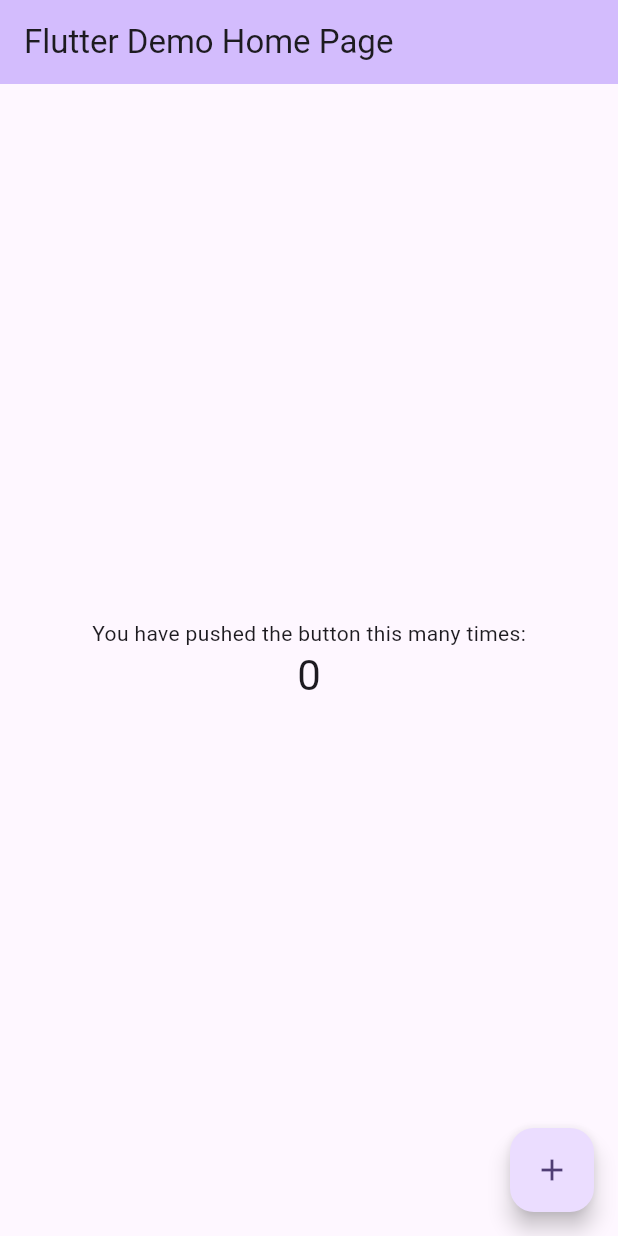
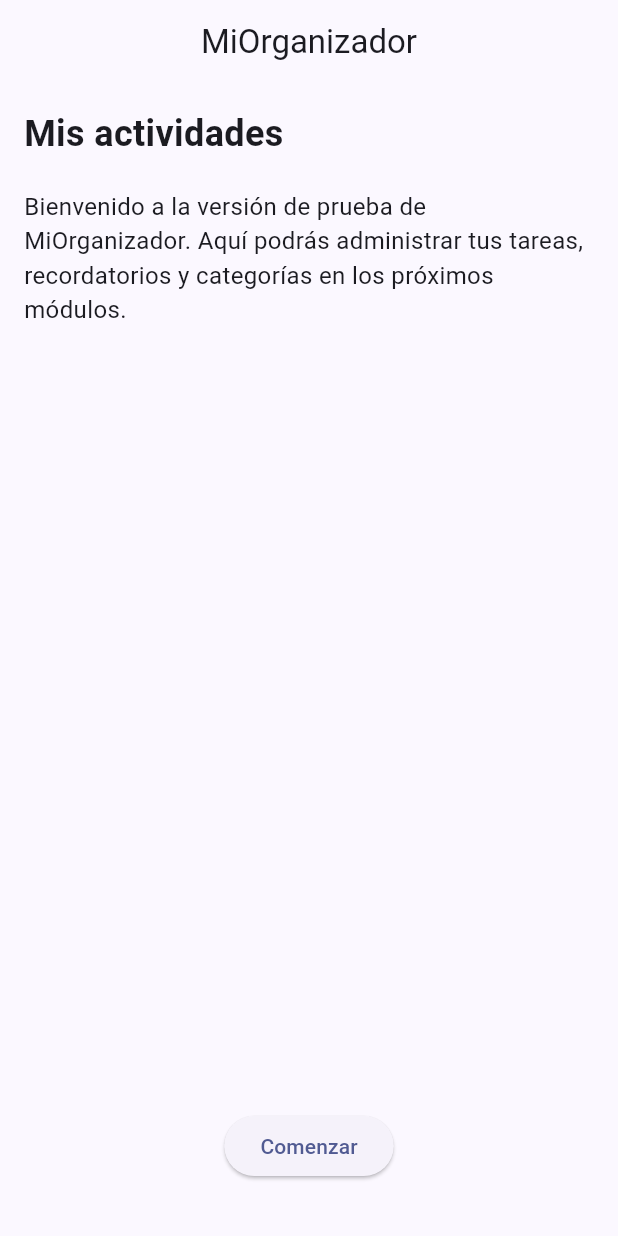
Before and after one commit to Soffgonzzalez/miorganizador-flutter, a Flutter app: the screen it shows after launch, on a phone screen of 412 x 824 dp. Run offline on Flutter 3.47's test engine with Material 3 defaults, Android fonts, the phone set to English and light mode, and no system bars.

Commit message:
refactor: primera arquitectura escalable

```diff
--- /dev/null
+++ b/mi_organizador/lib/app.dart
@@ -0,0 +1,18 @@
+import 'package:flutter/material.dart';
+
+import 'config/app_theme.dart';
+import 'presentation/screens/home_screen.dart';
+
+class MiOrganizadorApp extends StatelessWidget {
+  const MiOrganizadorApp({super.key});
+
+  @override
+  Widget build(BuildContext context) {
+    return MaterialApp(
+      title: 'Mi Organizador',
+      debugShowCheckedModeBanner: false,
+      theme: AppTheme.lightTheme,
+      home: const HomeScreen(),
+    );
+  }
+}
--- /dev/null
+++ b/mi_organizador/lib/config/app_theme.dart
@@ -0,0 +1,8 @@
+import 'package:flutter/material.dart';
+
+class AppTheme {
+  AppTheme._();
+
+  static ThemeData get lightTheme =>
+      ThemeData(useMaterial3: true, colorSchemeSeed: Colors.indigo);
+}
--- a/mi_organizador/lib/main.dart
+++ b/mi_organizador/lib/main.dart
@@ -1,122 +1,7 @@
 import 'package:flutter/material.dart';
 
+import "app.dart";
+
 void main() {
-  runApp(const MyApp());
+  runApp(const MiOrganizadorApp());
 }
-
-class MyApp extends StatelessWidget {
-  const MyApp({super.key});
-
-  // This widget is the root of your application.
-  @override
-  Widget build(BuildContext context) {
-    return MaterialApp(
-      title: 'Flutter Demo',
-      theme: ThemeData(
-        // This is the theme of your application.
-        //
-        // TRY THIS: Try running your application with "flutter run". You'll see
-        // the application has a purple toolbar. Then, without quitting the app,
-        // try changing the seedColor in the colorScheme below to Colors.green
-        // and then invoke "hot reload" (save your changes or press the "hot
-        // reload" button in a Flutter-supported IDE, or press "r" if you used
-        // the command line to start the app).
-        //
-        // Notice that the counter didn't reset back to zero; the application
-        // state is not lost during the reload. To reset the state, use hot
-        // restart instead.
-        //
-        // This works for code too, not just values: Most code changes can be
-        // tested with just a hot reload.
-        colorScheme: .fromSeed(seedColor: Colors.deepPurple),
-      ),
-      home: const MyHomePage(title: 'Flutter Demo Home Page'),
-    );
-  }
-}
-
-class MyHomePage extends StatefulWidget {
-  const MyHomePage({super.key, required this.title});
-
-  // This widget is the home page of your application. It is stateful, meaning
-  // that it has a State object (defined below) that contains fields that affect
-  // how it looks.
-
-  // This class is the configuration for the state. It holds the values (in this
-  // case the title) provided by the parent (in this case the App widget) and
-  // used by the build method of the State. Fields in a Widget subclass are
-  // always marked "final".
-
-  final String title;
-
-  @override
-  State<MyHomePage> createState() => _MyHomePageState();
-}
-
-class _MyHomePageState extends State<MyHomePage> {
-  int _counter = 0;
-
-  void _incrementCounter() {
-    setState(() {
-      // This call to setState tells the Flutter framework that something has
-      // changed in this State, which causes it to rerun the build method below
-      // so that the display can reflect the updated values. If we changed
-      // _counter without calling setState(), then the build method would not be
-      // called again, and so nothing would appear to happen.
-      _counter++;
-    });
-  }
-
-  @override
-  Widget build(BuildContext context) {
-    // This method is rerun every time setState is called, for instance as done
-    // by the _incrementCounter method above.
-    //
-    // The Flutter framework has been optimized to make rerunning build methods
-    // fast, so that you can just rebuild anything that needs updating rather
-    // than having to individually change instances of widgets.
-    return Scaffold(
-      appBar: AppBar(
-        // TRY THIS: Try changing the color here to a specific color (to
-        // Colors.amber, perhaps?) and trigger a hot reload to see the AppBar
-        // change color while the other colors stay the same.
-        backgroundColor: Theme.of(context).colorScheme.inversePrimary,
-        // Here we take the value from the MyHomePage object that was created by
-        // the App.build method, and use it to set our appbar title.
-        title: Text(widget.title),
-      ),
-      body: Center(
-        // Center is a layout widget. It takes a single child and positions it
-        // in the middle of the parent.
-        child: Column(
-          // Column is also a layout widget. It takes a list of children and
-          // arranges them vertically. By default, it sizes itself to fit its
-          // children horizontally, and tries to be as tall as its parent.
-          //
-          // Column has various properties to control how it sizes itself and
-          // how it positions its children. Here we use mainAxisAlignment to
-          // center the children vertically; the main axis here is the vertical
-          // axis because Columns are vertical (the cross axis would be
-          // horizontal).
-          //
-          // TRY THIS: Invoke "debug painting" (choose the "Toggle Debug Paint"
-          // action in the IDE, or press "p" in the console), to see the
-          // wireframe for each widget.
-          mainAxisAlignment: .center,
-          children: [
-            const Text('You have pushed the button this many times:'),
-            Text(
-              '$_counter',
-              style: Theme.of(context).textTheme.headlineMedium,
-            ),
-          ],
-        ),
-      ),
-      floatingActionButton: FloatingActionButton(
-        onPressed: _incrementCounter,
-        tooltip: 'Increment',
-        child: const Icon(Icons.add),
-      ),
-    );
-  }
-}
--- /dev/null
+++ b/mi_organizador/lib/presentation/screens/home_screen.dart
@@ -0,0 +1,44 @@
+import 'package:flutter/material.dart';
+
+class HomeScreen extends StatelessWidget {
+  const HomeScreen({super.key});
+
+  @override
+  Widget build(BuildContext context) {
+    return Scaffold(
+      appBar: AppBar(title: const Text('MiOrganizador'), centerTitle: true),
+      body: Padding(
+        padding: const EdgeInsets.all(16),
+        child: Column(
+          crossAxisAlignment: CrossAxisAlignment.start,
+          children: [
+            const Text(
+              'Mis actividades',
+              style: TextStyle(fontSize: 24, fontWeight: FontWeight.bold),
+            ),
+            const SizedBox(height: 20),
+            const Text(
+              'Bienvenido a la versión de prueba de MiOrganizador. Aquí podrás administrar tus tareas, recordatorios y categorías en los próximos módulos.',
+              style: TextStyle(fontSize: 16),
+            ),
+            const Spacer(),
+            Center(
+              child: ElevatedButton(
+                onPressed: () {
+                  ScaffoldMessenger.of(context).showSnackBar(
+                    const SnackBar(
+                      content: Text('¡Bienvenido a MiOrganizador v0.1!'),
+                      duration: Duration(seconds: 2),
+                    ),
+                  );
+                },
+                child: const Text('Comenzar'),
+              ),
+            ),
+            const SizedBox(height: 20),
+          ],
+        ),
+      ),
+    );
+  }
+}
```
